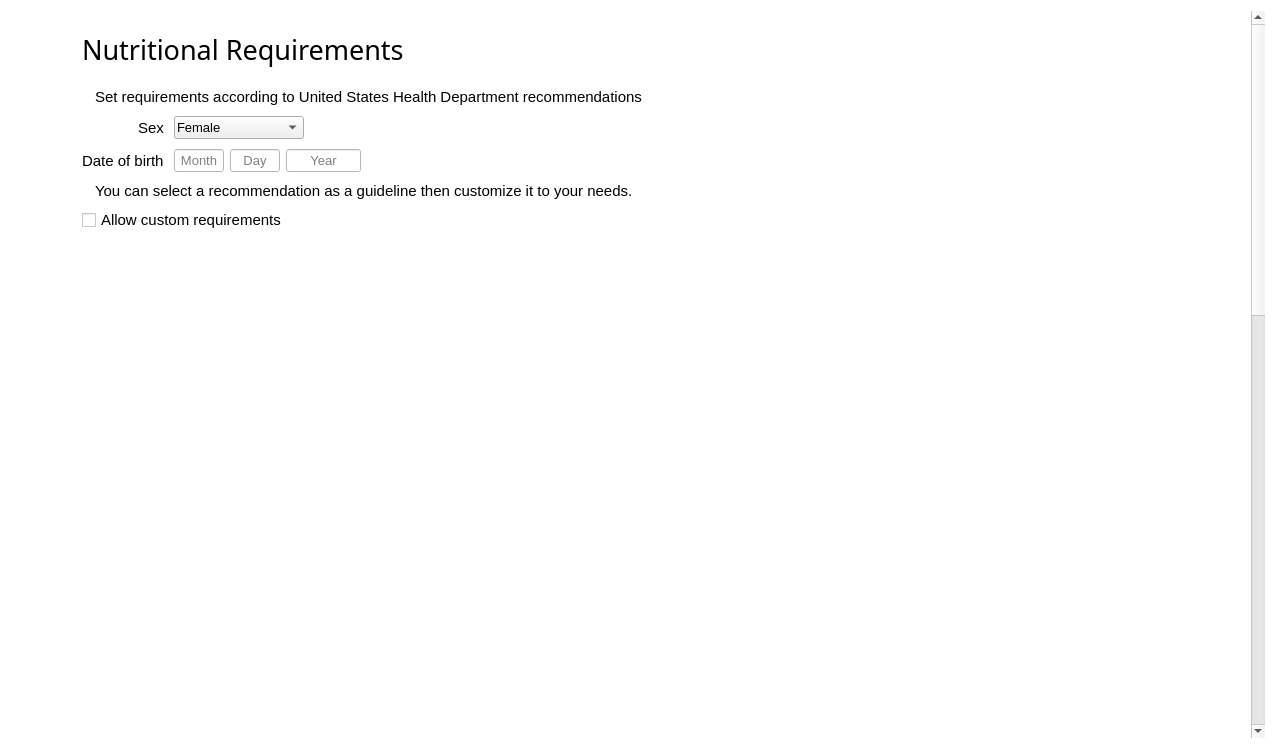
Qt form ui/ui_reqwidget.ui (josh-minch/spartan) before a commit.
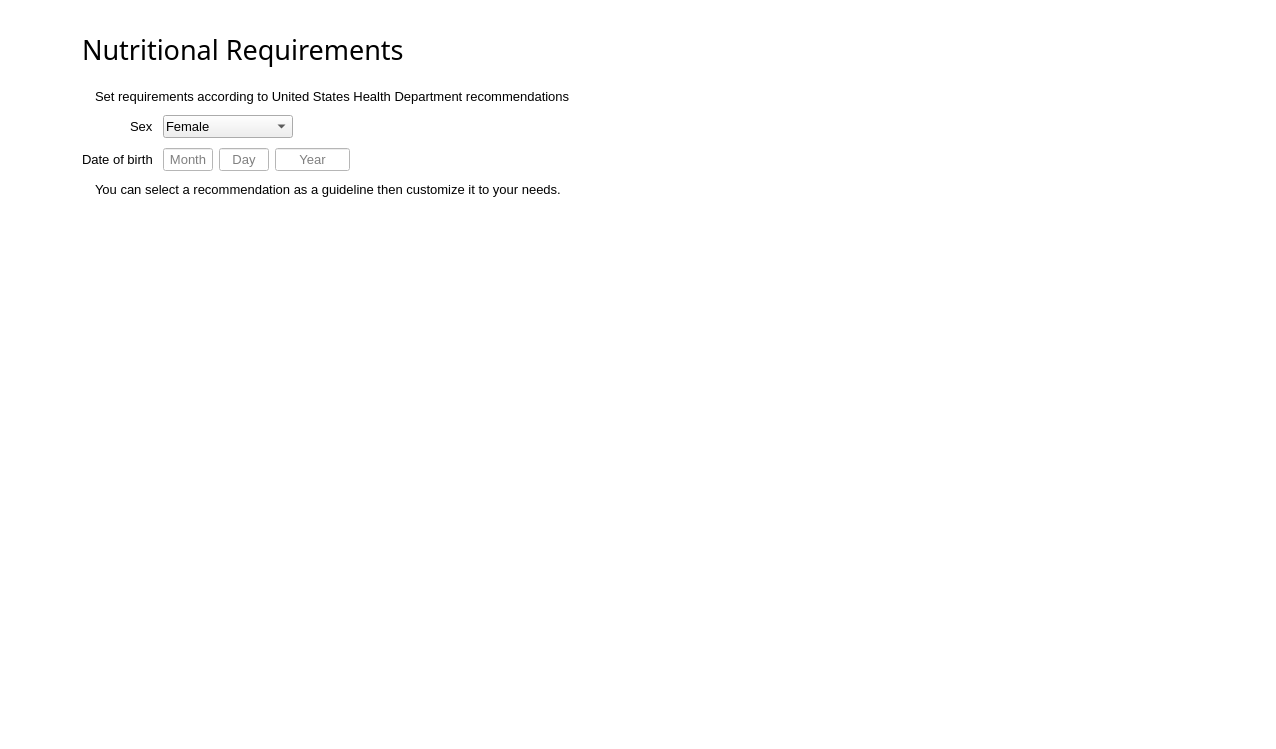
The same form after that commit. Icons and pictures are not drawn.

What changed in the file:
```diff
--- a/ui/ui_reqwidget.ui
+++ b/ui/ui_reqwidget.ui
@@ -101,11 +101,11 @@
        <rect>
         <x>0</x>
         <y>0</y>
-        <width>1241</width>
-        <height>1780</height>
+        <width>1258</width>
+        <height>731</height>
        </rect>
       </property>
-      <layout class="QGridLayout" name="gridLayout_2" rowstretch="1,1,1" columnstretch="0,0">
+      <layout class="QGridLayout" name="gridLayout_2" rowstretch="0,0,1">
        <property name="leftMargin">
         <number>20</number>
        </property>
@@ -119,16 +119,10 @@
         <layout class="QGridLayout" name="gridLayout">
          <item row="3" column="0">
           <widget class="QTableView" name="mineral_view">
-           <property name="minimumSize">
-            <size>
-             <width>0</width>
-             <height>500</height>
-            </size>
-           </property>
            <property name="font">
             <font>
              <family>Segoe UI</family>
-             <pointsize>11</pointsize>
+             <pointsize>10</pointsize>
             </font>
            </property>
            <property name="focusPolicy">
@@ -163,16 +157,10 @@
          </item>
          <item row="0" column="0" rowspan="2">
           <widget class="QTableView" name="macro_view">
-           <property name="minimumSize">
-            <size>
-             <width>0</width>
-             <height>500</height>
-            </size>
-           </property>
            <property name="font">
             <font>
              <family>Segoe UI</family>
-             <pointsize>11</pointsize>
+             <pointsize>10</pointsize>
             </font>
            </property>
            <property name="focusPolicy">
@@ -207,16 +195,10 @@
          </item>
          <item row="2" column="0">
           <widget class="QTableView" name="vit_view">
-           <property name="minimumSize">
-            <size>
-             <width>0</width>
-             <height>500</height>
-            </size>
-           </property>
            <property name="font">
             <font>
              <family>Segoe UI</family>
-             <pointsize>11</pointsize>
+             <pointsize>10</pointsize>
             </font>
            </property>
            <property name="focusPolicy">
@@ -352,6 +334,11 @@
              </item>
              <item>
               <widget class="QLabel" name="label_15">
+               <property name="font">
+                <font>
+                 <pointsize>10</pointsize>
+                </font>
+               </property>
                <property name="text">
                 <string>Set requirements according to United States Health Department recommendations</string>
                </property>
@@ -415,7 +402,7 @@
                <property name="font">
                 <font>
                  <family>Segoe UI</family>
-                 <pointsize>11</pointsize>
+                 <pointsize>10</pointsize>
                  <weight>50</weight>
                  <bold>false</bold>
                 </font>
@@ -534,7 +521,7 @@
                <property name="font">
                 <font>
                  <family>Segoe UI</family>
-                 <pointsize>11</pointsize>
+                 <pointsize>10</pointsize>
                  <weight>50</weight>
                  <bold>false</bold>
                 </font>
@@ -679,6 +666,11 @@
              </item>
              <item>
               <widget class="QLabel" name="label_17">
+               <property name="font">
+                <font>
+                 <pointsize>10</pointsize>
+                </font>
+               </property>
                <property name="text">
                 <string>You can select a recommendation as a guideline then customize it to your needs.</string>
                </property>
@@ -689,13 +681,6 @@
              </item>
             </layout>
            </item>
-           <item>
-            <widget class="QCheckBox" name="cust_edit">
-             <property name="text">
-              <string>Allow custom requirements</string>
-             </property>
-            </widget>
-           </item>
           </layout>
          </item>
         </layout>
```
